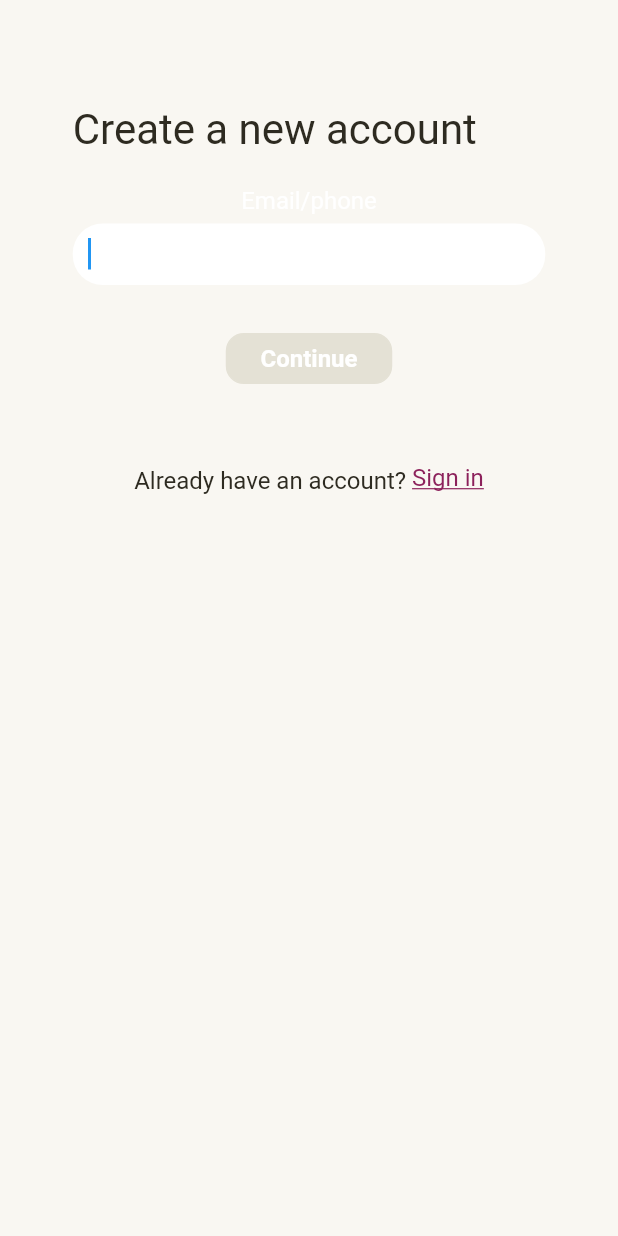
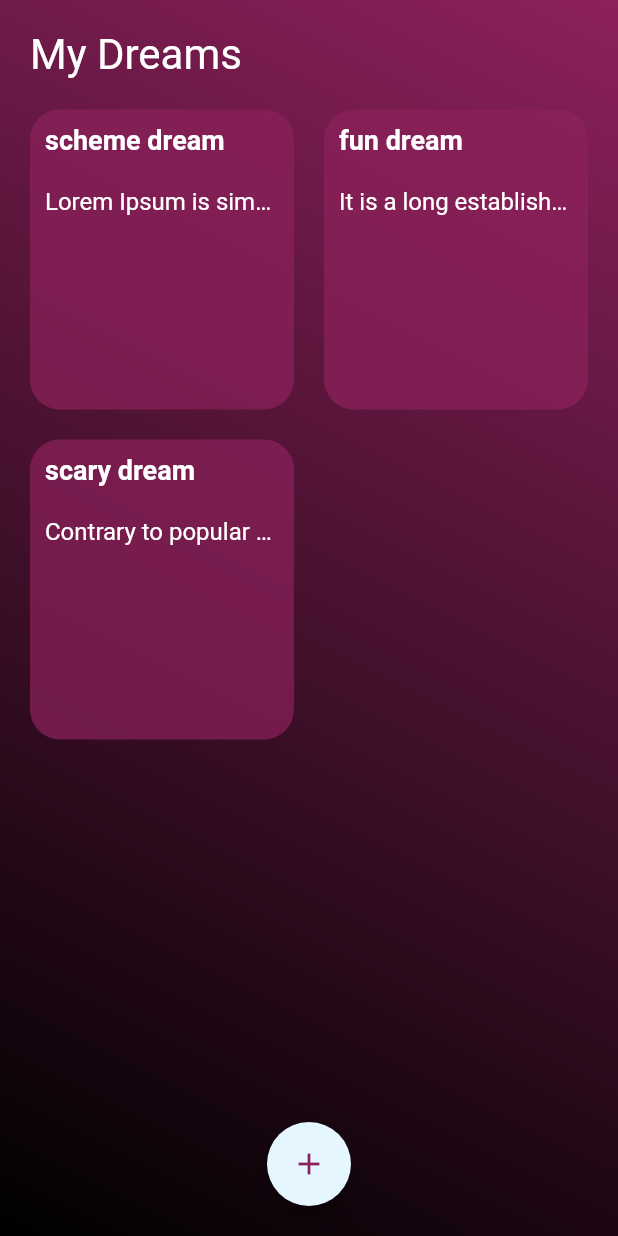
Before and after one commit to StefanTeau7/dreams, a Flutter app: the screen it shows after launch, on a phone screen of 412 x 824 dp. Run offline on Flutter 3.47's test engine with Material 2 defaults, Android fonts, the phone set to English and light mode, and no system bars; our stand-ins replace flutter_dotenv, get, get_it, lottie; missing offline and left inert: amplify_auth_cognito, amplify_flutter, change_notifier_builder, flutter_portal; network calls fail; Roboto replaces fonts that are missing (Haffer, Tobias); statements that could not run were skipped.

Commit message:
more dream stuff

```diff
--- a/lib/routing/router.dart
+++ b/lib/routing/router.dart
@@ -1,9 +1,7 @@
 import 'package:dream_catcher/main.dart';
 import 'package:dream_catcher/routing/dream_router.dart';
-import 'package:dream_catcher/screens/auth/auth_base.dart';
 import 'package:dream_catcher/screens/auth/auth_controller.dart';
 import 'package:dream_catcher/screens/home.dart/home.dart';
-import 'package:dream_catcher/screens/other_screens/cant_connect_screen.dart';
 import 'package:dream_catcher/styles/styles.dart';
 import 'package:dream_catcher/utils/utils.dart';
 import 'package:flutter/material.dart';
@@ -45,16 +43,16 @@ class DreamRouterDelegate extends RouterDelegate<DreameRoute>
   Widget build(BuildContext context) {
     List<Page> pages = [];
     switch (_route.primaryScreen) {
-      case PathElement.SIGNIN:
-      case PathElement.SIGNUP:
-        pages.add(pageSizeWrapper(key: 'Signin', child: AuthBase(params: _route.params)));
-        break;
-      case PathElement.NO_CONNECTION:
-        Utils.log('dreamRouterDelegate showing no connection');
-        pages.add(pageSizeWrapper(key: 'CantConnect', child: const CantConnectScreen()));
-        break;
+      // case PathElement.SIGNIN:
+      // case PathElement.SIGNUP:
+      //   pages.add(pageSizeWrapper(key: 'Signin', child: AuthBase(params: _route.params)));
+      //   break;
+      // case PathElement.NO_CONNECTION:
+      //   Utils.log('dreamRouterDelegate showing no connection');
+      //   pages.add(pageSizeWrapper(key: 'CantConnect', child: const CantConnectScreen()));
+      //   break;
       default:
-        if (authStatus == AuthStatus.authorized) {
+        //  if (authStatus == AuthStatus.authorized) {
         Utils.log('dreamRouterDelegate authorized with $_route');
         pages.add(MaterialPage(
           key: const ValueKey('home'),
@@ -64,13 +62,12 @@ class DreamRouterDelegate extends RouterDelegate<DreameRoute>
             child: const Home(),
           ),
         ));
-        } else {
-          // initialized but no user, so push signin
-          Utils.log('dreamRouterDelegate NOT authorized with $_route');
-          pages.add(pageSizeWrapper(key: 'Signin', child: const AuthBase()));
+      //   } else {
+      //      // initialized but no user, so push signin
+      //     Utils.log('dreamRouterDelegate NOT authorized with $_route');
+      //      pages.add(pageSizeWrapper(key: 'Signin', child: const AuthBase()));
+      //     }
     }
-    }
-
     return Container(
       color: Styles.lightBg,
       child: Navigator(
--- /dev/null
+++ b/lib/screens/app/dream_collection.dart
@@ -0,0 +1,99 @@
+import 'package:dream_catcher/screens/app/single_dream_screen.dart';
+import 'package:dream_catcher/styles/styles.dart';
+import 'package:dream_catcher/widgets/dream_card.dart';
+import 'package:flutter/material.dart';
+
+class DreamCollection extends StatefulWidget {
+  const DreamCollection({super.key});
+
+  @override
+  State<DreamCollection> createState() => _DreamCollectionState();
+}
+
+class _DreamCollectionState extends State<DreamCollection> {
+  List<String> titles = ['scheme dream', 'fun dream', "scary dream"];
+  List<String> dreams = [
+    'Lorem Ipsum is simply dummy text of the printing and typesetting industry. Lorem Ipsum has been the industry\'s standard dummy text ever since the 1500s, when an unknown printer took a galley of type and scrambled it to make a type specimen book. It has survived not only five centuries, but also the leap into electronic typesetting, remaining essentially unchanged. It was popularised in the 1960s with the release of Letraset sheets containing Lorem Ipsum passages, and more recently with desktop publishing software like Aldus PageMaker including versions of Lorem Ipsum.',
+    'It is a long established fact that a reader will be distracted by the readable content of a page when looking at its layout. The point of using Lorem Ipsum is that it has a more-or-less normal distribution of letters, as opposed to using Content here, content here, making it look like readable English. Many desktop publishing packages and web page editors now use Lorem Ipsum as their default model text, and a search for lorem ipsum will uncover many web sites still in their infancy. Various versions have evolved over the years, sometimes by accident, sometimes on purpose (injected humour and the like).',
+    'Contrary to popular belief, Lorem Ipsum is not simply random text. It has roots in a piece of classical Latin literature from 45 BC, making it over 2000 years old. Richard McClintock, a Latin professor at Hampden-Sydney College in Virginia, looked up one of the more obscure Latin words, consectetur, from a Lorem Ipsum passage, and going through the cites of the word in classical literature, discovered the undoubtable source. Lorem Ipsum comes from sections 1.10.32 and 1.10.33 of "de Finibus Bonorum et Malorum" (The Extremes of Good and Evil) by Cicero, written in 45 BC. This book is a treatise on the theory of ethics, very popular during the Renaissance. The first line of Lorem Ipsum, "Lorem ipsum dolor sit amet..", comes from a line in section 1.10.32.'
+  ];
+
+  @override
+  Widget build(BuildContext context) {
+    return Container(
+      width: double.infinity,
+      height: double.infinity,
+      decoration: const BoxDecoration(
+          gradient: LinearGradient(
+        begin: Alignment.topRight,
+        end: Alignment.bottomLeft,
+        colors: [Styles.wine, Styles.black],
+      )),
+      child: Container(
+        padding: const EdgeInsets.all(20),
+        child: Column(
+          crossAxisAlignment: CrossAxisAlignment.start,
+          children: [
+            Text(
+              "My Dreams",
+              style: Styles.headlineLarge.copyWith(color: Styles.white),
+            ),
+            const SizedBox(
+              height: 20,
+            ),
+            Expanded(
+              child: _buildDreamGrid(),
+            ),
+            _getFloatingButton(),
+          ],
+        ),
+      ),
+    );
+  }
+
+  _getFloatingButton() {
+    return Center(
+      child: FloatingActionButton(
+          backgroundColor: Styles.blueLight,
+          child: const Icon(
+            Icons.add,
+            color: Styles.wine,
+          ),
+          onPressed: () {
+            Navigator.push(
+              context,
+              MaterialPageRoute(builder: (newContext) => SingleDreamScreen()),
+            );
+            // get dream creation
+          }),
+    );
+  }
+
+  _buildDreamGrid() {
+    return GridView.builder(
+        itemCount: titles.length,
+        gridDelegate: const SliverGridDelegateWithMaxCrossAxisExtent(
+            maxCrossAxisExtent: 300, mainAxisExtent: 200, crossAxisSpacing: 20, mainAxisSpacing: 20),
+        itemBuilder: (context, i) {
+          return DreamCard(
+            color: Styles.wine.withOpacity(0.7),
+            child: Column(crossAxisAlignment: CrossAxisAlignment.start, children: [
+              Text(
+                titles[i],
+                style: Styles.uiBoldLarge,
+              ),
+              const SizedBox(
+                height: 20,
+              ),
+              Expanded(
+                child: Text(
+                  dreams[i],
+                  style: Styles.uiMedium,
+                  overflow: TextOverflow.ellipsis,
+                ),
+              )
+            ]),
+          );
+        });
+  }
+}
--- a/lib/screens/app/single_dream_screen.dart
+++ b/lib/screens/app/single_dream_screen.dart
@@ -6,7 +6,6 @@ import 'package:dream_catcher/widgets/labeled_text_field.dart';
 import 'package:dream_catcher/widgets/simple_button.dart';
 import 'package:dream_catcher/widgets/spaced_column.dart';
 import 'package:flutter/material.dart';
-import 'package:flutter/src/widgets/framework.dart';
 import 'package:provider/provider.dart';
 
 class SingleDreamScreen extends StatefulWidget {
@@ -48,6 +47,12 @@ class _SingleDreamScreenState extends State<SingleDreamScreen> {
                     crossAxisAlignment: CrossAxisAlignment.center,
                     mainAxisAlignment: MainAxisAlignment.center,
                     children: [
+                      InkWell(
+                          onTap: () => Navigator.pop(context),
+                          child: const Icon(
+                            Icons.arrow_back,
+                            color: Styles.white,
+                          )),
                       // textfield
                       SizedBox(
                           width: 400,
--- a/lib/screens/home.dart/home.dart
+++ b/lib/screens/home.dart/home.dart
@@ -1,6 +1,5 @@
-import 'package:dream_catcher/screens/app/single_dream_screen.dart';
-import 'package:flutter/src/widgets/framework.dart';
-import 'package:flutter/src/widgets/placeholder.dart';
+import 'package:dream_catcher/screens/app/dream_collection.dart';
+import 'package:flutter/material.dart';
 
 class Home extends StatefulWidget {
   const Home({super.key});
@@ -12,6 +11,6 @@ class Home extends StatefulWidget {
 class _HomeState extends State<Home> {
   @override
   Widget build(BuildContext context) {
-    return SingleDreamScreen();
+    return const Material(child: MaterialApp(home: Scaffold(body: DreamCollection())));
   }
 }
--- a/lib/styles/styles.dart
+++ b/lib/styles/styles.dart
@@ -6,7 +6,6 @@ class Styles {
   static const Color lightTone = Color(0xFFF8F5EA);
   static const Color lightMid = Color(0xFFE4E1D5);
   static const Color textInactive = Color(0xFFC9C5B9);
-  static const Color textDark = Color(0xFF2E2B21);
   static const Color pink = Color(0xFFFFE8E3);
   static const Color disabledButton = Color(0xFFE0DFDE);
   static const Color yellow = Color(0xFFFFE55F);
@@ -29,8 +28,8 @@ class Styles {
   static const Color darkShadowColor = Color.fromRGBO(0, 0, 0, 0.25);
   static const Color shadowColor = Color.fromRGBO(119, 91, 71, 0.2);
 
-  static Color backgroundModalColor = textDark.withOpacity(0.1);
-  static Color backgroundModalDark = textDark.withOpacity(0.25);
+  static Color backgroundModalColor = white.withOpacity(0.1);
+  static Color backgroundModalDark = white.withOpacity(0.25);
 
   static const _headlineFont = "Tobias";
   static const _copyFont = "Haffer";
@@ -73,28 +72,28 @@ class Styles {
     fontFamily: _headlineFont,
     fontSize: _headlineExtraLargeFontSize,
     fontWeight: FontWeight.w300,
-    color: textDark,
+    color: white,
   );
 
   static const headlineLarge = TextStyle(
     fontFamily: _headlineFont,
     fontSize: _headlineLargeFontSize,
     fontWeight: FontWeight.w400,
-    color: textDark,
+    color: white,
   );
 
   static const headlineMedium = TextStyle(
     fontFamily: _headlineFont,
     fontSize: _headlineMediumFontSize,
     fontWeight: FontWeight.w400,
-    color: textDark,
+    color: white,
   );
 
   static const headlineSmall = TextStyle(
     fontFamily: _headlineFont,
     fontSize: _uiLargeFontSize,
     fontWeight: FontWeight.w400,
-    color: textDark,
+    color: white,
   );
 
   static const copyMediumBold = TextStyle(
@@ -106,28 +105,28 @@ class Styles {
   static const copyFont = TextStyle(
     fontFamily: _copyFont,
     fontSize: _uiMediumFontSize,
-    color: textDark,
+    color: white,
     fontWeight: FontWeight.w400,
     height: 1.3,
   );
   static const copyBold = TextStyle(
     fontFamily: _copyFont,
     fontSize: _uiLargeFontSize,
-    color: textDark,
+    color: white,
     fontWeight: FontWeight.w600,
     height: 1.3,
   );
   static const copyItalic = TextStyle(
       fontFamily: _copyFont,
       fontSize: _uiLargeFontSize,
-      color: textDark,
+      color: white,
       fontWeight: FontWeight.w400,
       fontStyle: FontStyle.italic);
 
   static const copyBoldItalic = TextStyle(
       fontFamily: _copyFont,
       fontSize: _uiLargeFontSize,
-      color: textDark,
+      color: white,
       fontWeight: FontWeight.w600,
       fontStyle: FontStyle.italic);
 
@@ -141,42 +140,42 @@ class Styles {
   static const uiExtraLarge = TextStyle(
     fontFamily: _copyFont,
     fontSize: _groupHeaderLargeFontSize,
-    color: textDark,
+    color: white,
     fontWeight: FontWeight.w400,
   );
 
   static const uiBoldExtraLarge = TextStyle(
     fontFamily: _copyFont,
     fontSize: _groupHeaderLargeFontSize,
-    color: textDark,
+    color: white,
     fontWeight: FontWeight.w700,
   );
 
   static const uiBoldLarge = TextStyle(
     fontFamily: _copyFont,
     fontSize: _uiLargeFontSize,
-    color: textDark,
+    color: white,
     fontWeight: FontWeight.w700,
   );
 
   static const uiSemiBoldLarge = TextStyle(
     fontFamily: _copyFont,
     fontSize: _uiLargeFontSize,
-    color: textDark,
+    color: white,
     fontWeight: FontWeight.w600,
   );
 
   static const uiBoldMedium = TextStyle(
     fontFamily: _copyFont,
     fontSize: _uiMediumFontSize,
-    color: textDark,
+    color: white,
     fontWeight: FontWeight.w700,
   );
 
   static const uiBoldSmall = TextStyle(
     fontFamily: _copyFont,
     fontSize: _uiSmallFontSize,
-    color: textDark,
+    color: white,
     fontWeight: FontWeight.w700,
     height: 1.2,
   );
@@ -191,40 +190,40 @@ class Styles {
   static const uiSemiBoldMedium = TextStyle(
     fontFamily: _copyFont,
     fontSize: _uiMediumFontSize,
-    color: textDark,
+    color: white,
     fontWeight: FontWeight.w600,
   );
   static const uiSemiBoldSmall = TextStyle(
     fontFamily: _copyFont,
     fontSize: _uiSmallFontSize,
-    color: textDark,
+    color: white,
     fontWeight: FontWeight.w600,
   );
 
   static const uiSemiBoldExtraSmall = TextStyle(
     fontFamily: _copyFont,
     fontSize: _uiExtraSmallFontSize,
-    color: textDark,
+    color: white,
     fontWeight: FontWeight.w600,
   );
   static const uiSemiBoldXXS = TextStyle(
     fontFamily: _copyFont,
     fontSize: _xxsSize,
-    color: textDark,
+    color: white,
     fontWeight: FontWeight.w600,
   );
 
   static const uiLarge = TextStyle(
     fontFamily: _copyFont,
     fontSize: _uiLargeFontSize,
-    color: textDark,
+    color: white,
     fontWeight: FontWeight.w400,
   );
 
   static const uiMedium = TextStyle(
     fontFamily: _copyFont,
     fontSize: _uiMediumFontSize,
-    color: textDark,
+    color: white,
     fontWeight: FontWeight.w400,
     height: 1.3,
   );
@@ -232,7 +231,7 @@ class Styles {
   static const uiMediumItalic = TextStyle(
     fontFamily: _copyFont,
     fontSize: _uiMediumFontSize,
-    color: textDark,
+    color: white,
     fontWeight: FontWeight.w400,
     fontStyle: FontStyle.italic,
     height: 1.3,
@@ -257,7 +256,7 @@ class Styles {
   static const uiSmall = TextStyle(
     fontFamily: _copyFont,
     fontSize: _uiSmallFontSize,
-    color: textDark,
+    color: white,
     fontWeight: FontWeight.w400,
     height: 1.2,
   );
@@ -273,7 +272,7 @@ class Styles {
   static const uiExtraSmall = TextStyle(
     fontFamily: _copyFont,
     fontSize: _uiExtraSmallFontSize,
-    color: textDark,
+    color: white,
     fontWeight: FontWeight.w400,
   );
 
@@ -287,7 +286,7 @@ class Styles {
   static const sectionHeader = TextStyle(
     fontFamily: _copyFont,
     fontSize: _uiMediumFontSize,
-    color: textDark,
+    color: white,
     fontWeight: FontWeight.w500,
   );
 
@@ -375,7 +374,7 @@ class Styles {
       BorderRadius.only(bottomLeft: Radius.circular(20), bottomRight: Radius.circular(20));
 
   static BoxShadow shadowSofty = BoxShadow(
-    color: Styles.textDark.withOpacity(0.18),
+    color: Styles.white.withOpacity(0.18),
     spreadRadius: 0,
     blurRadius: 29,
     offset: const Offset(0, 6), // changes position of shadow
--- a/lib/widgets/dream_card.dart
+++ b/lib/widgets/dream_card.dart
@@ -27,10 +27,10 @@ class DreamCard extends StatefulWidget {
       : super(key: key);
 
   @override
-  State<DreamCard> createState() => _dreamCardState();
+  State<DreamCard> createState() => _DreamCardState();
 }
 
-class _dreamCardState extends State<DreamCard> {
+class _DreamCardState extends State<DreamCard> {
   bool isActive = false;
 
   @override
@@ -76,7 +76,7 @@ class _dreamCardState extends State<DreamCard> {
                 width: 3,
                 alignment: Alignment.centerRight,
                 decoration:
-                    const BoxDecoration(color: Styles.textDark, borderRadius: BorderRadius.all(Radius.circular(20))),
+                    const BoxDecoration(color: Styles.white, borderRadius: BorderRadius.all(Radius.circular(20))),
               ),
             ),
           Container(
--- a/lib/widgets/simple_button.dart
+++ b/lib/widgets/simple_button.dart
@@ -173,15 +173,15 @@ class ButtonVariant {
   static Map<String, Color> getButtonVariantColors(ButtonVariant variant) {
     switch (variant) {
       case ButtonVariant.YELLOW:
-        return {'buttonColor': Styles.yellow, 'labelColor': Styles.textDark, 'borderColor': Styles.yellow};
+        return {'buttonColor': Styles.yellow, 'labelColor': Styles.white, 'borderColor': Styles.yellow};
       case ButtonVariant.SECONDARY:
-        return {'buttonColor': Styles.textDark, 'labelColor': Styles.white, 'borderColor': Styles.textDark};
+        return {'buttonColor': Styles.white, 'labelColor': Styles.white, 'borderColor': Styles.white};
       case ButtonVariant.TERTIARY:
-        return {'buttonColor': Styles.lightMid, 'labelColor': Styles.textDark, 'borderColor': Styles.lightMid};
+        return {'buttonColor': Styles.lightMid, 'labelColor': Styles.white, 'borderColor': Styles.lightMid};
       case ButtonVariant.OUTLINED:
-        return {'buttonColor': Colors.transparent, 'labelColor': Styles.textDark, 'borderColor': Styles.white};
+        return {'buttonColor': Colors.transparent, 'labelColor': Styles.white, 'borderColor': Styles.white};
       case ButtonVariant.PRIMARY_DISABLED:
-        return {'buttonColor': Styles.pink, 'labelColor': Styles.textDark, 'borderColor': Styles.pink};
+        return {'buttonColor': Styles.pink, 'labelColor': Styles.white, 'borderColor': Styles.pink};
       case ButtonVariant.SECONDARY_DISABLED:
         return {'buttonColor': Styles.lightMid, 'labelColor': Styles.white, 'borderColor': Styles.lightMid};
       case ButtonVariant.TERTIARY_DISABLED:
```
Also changed, not shown: lib/screens/auth/auth_base.dart (+10 -6 lines), 1 other file. Lines whose indentation alone changed are shown as unchanged.
